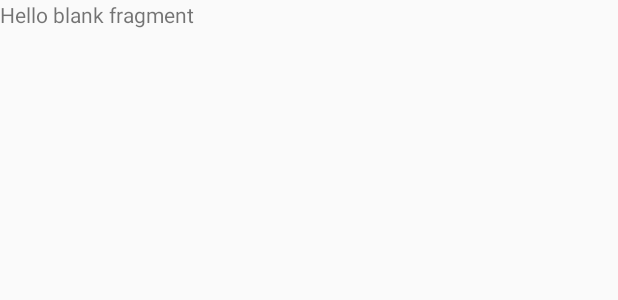
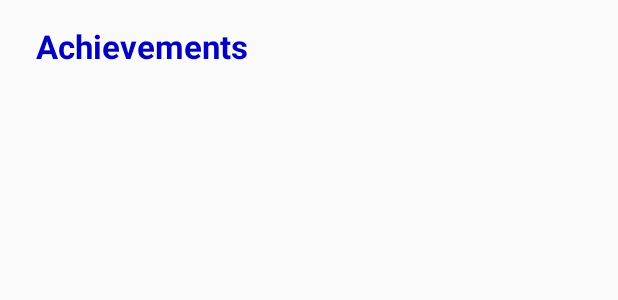
Before and after one commit to Albin1118/TDA367, an Android app: the layout fragment_achievement.xml on its own in the app's theme, with its tools: preview values and no code run, on a phone screen of 412 x 824 dp. Shown: the top 300 px of the screen. Run offline under Robolectric (Android 15) with nearby library versions, the phone set to English and light mode, and no system bars.

Commit message:
Updated achievement fragment layout

```diff
--- a/app/src/main/res/layout/fragment_achievement.xml
+++ b/app/src/main/res/layout/fragment_achievement.xml
@@ -1,14 +1,38 @@
 <?xml version="1.0" encoding="utf-8"?>
-<FrameLayout xmlns:android="http://schemas.android.com/apk/res/android"
+<android.support.constraint.ConstraintLayout
+    xmlns:android="http://schemas.android.com/apk/res/android"
+    xmlns:app="http://schemas.android.com/apk/res-auto"
     xmlns:tools="http://schemas.android.com/tools"
     android:layout_width="match_parent"
-    android:layout_height="match_parent"
-    tools:context=".view.AchievementFragment">
+    android:layout_height="match_parent">
 
-    <!-- TODO: Update blank fragment layout -->
+    <LinearLayout
+        android:layout_width="368dp"
+        android:layout_height="470dp"
+        android:layout_marginStart="16dp"
+        android:layout_marginEnd="16dp"
+        android:layout_marginBottom="8dp"
+        android:orientation="vertical"
+        app:layout_constraintBottom_toBottomOf="parent"
+        app:layout_constraintEnd_toEndOf="parent"
+        app:layout_constraintStart_toStartOf="parent">
+
+        <ListView
+            android:id="@+id/workoutList"
+            android:layout_width="match_parent"
+            android:layout_height="match_parent" />
+    </LinearLayout>
+
     <TextView
-        android:layout_width="match_parent"
-        android:layout_height="match_parent"
-        android:text="@string/hello_blank_fragment" />
+        android:layout_width="wrap_content"
+        android:layout_height="wrap_content"
+        android:layout_marginStart="24dp"
+        android:layout_marginTop="16dp"
+        android:text="@string/achievements_tab"
+        android:textColor="@color/colorAccent"
+        android:textSize="22sp"
+        android:textStyle="bold"
+        app:layout_constraintStart_toStartOf="parent"
+        app:layout_constraintTop_toTopOf="parent" />
 
-</FrameLayout>
+</android.support.constraint.ConstraintLayout>
--- a/app/src/main/res/values/strings.xml
+++ b/app/src/main/res/values/strings.xml
@@ -8,6 +8,7 @@
     <string name="exercise_creator">Create custom exercise</string>
     <string name="exercise_detail_view">Exercise name</string>
     <string name="settings_tab">Settings</string>
+    <string name="achievements_tab">Achievements</string>
     <string name="lorem_ipsum">Lorem ipsum dolor sit amet, consectetur adipiscing elit. Donec id tortor condimentum, tincidunt nunc eu, pellentesque metus. Sed et viverra lacus. Aliquam quis urna vel nisi aliquet aliquam quis quis magna.</string>
 
     <!-- TODO: Remove or change this placeholder text -->
```
